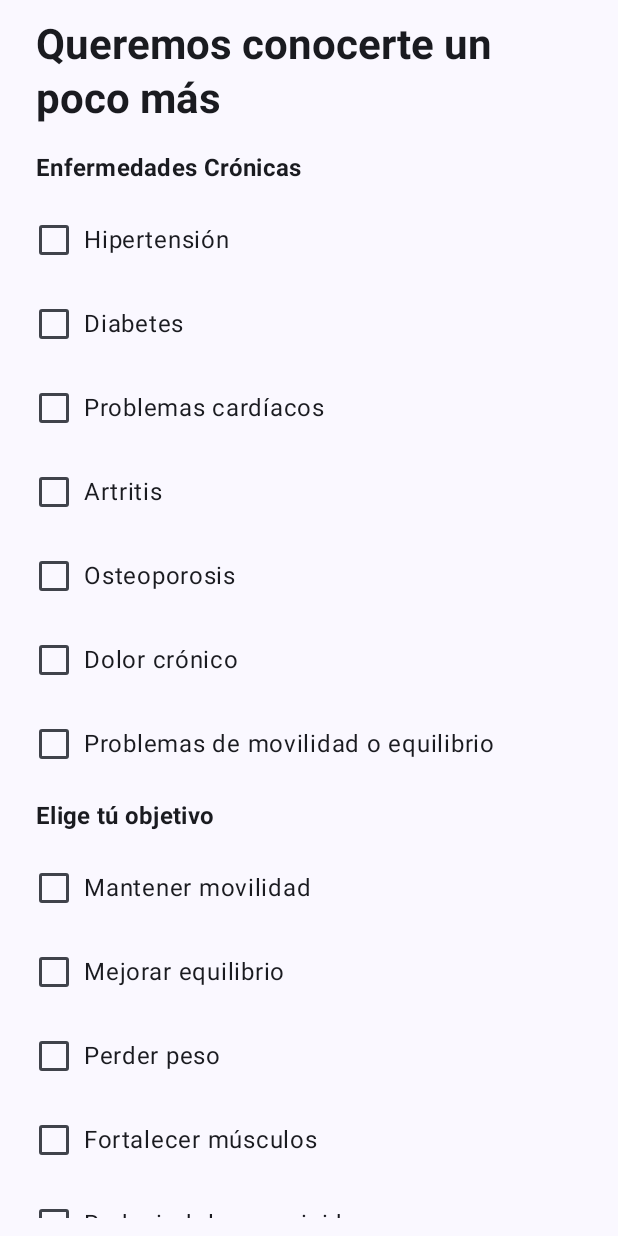
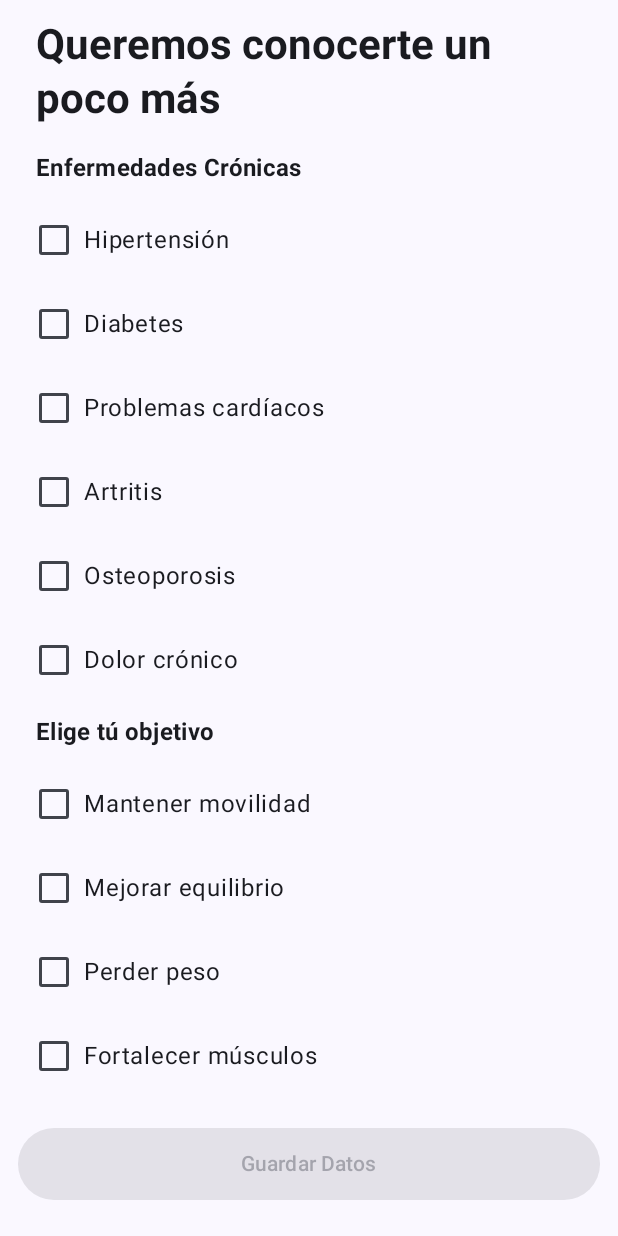
Before and after one commit to Xcaon/App_IA_Ejercicios_Mayores_Android, an Android app built with Jetpack Compose: the composable FormularioActivityCompose shown on its own in the app's theme, on a phone screen of 412 x 824 dp. Run offline under Robolectric (Android 15) with nearby library versions, the phone set to English and light mode, and no system bars; 6 statements that could not run were skipped.

Commit message:
Hemos trabajado la robustez de la app, controlando que el formulario este siempre con datos y si chatGpt nos devuelve un Json invalido hemos puesto un mensaje de error y reintenta la operación tantas veces haga falta.

```diff
--- a/app/src/main/java/com/example/data/FormData.kt
+++ b/app/src/main/java/com/example/data/FormData.kt
@@ -3,7 +3,7 @@ package com.example.data
 import androidx.compose.runtime.mutableStateListOf
 import androidx.compose.runtime.snapshots.SnapshotStateList
 
-data class FormData (
+data class FormData(
     val chronicDiseases: SnapshotStateList<String> = mutableStateListOf(),
     val mobilityProblems: Boolean = false,
     val objectives: SnapshotStateList<String> = mutableStateListOf(),
@@ -13,4 +13,18 @@ data class FormData (
     val pasos: String = "1000",
     val distancia: String = "1000",
     val calories: String = "1000"
-)
+) {
+    fun tieneCamposVacio(): Boolean {
+        var valor = chronicDiseases.isEmpty()
+                || objectives.isEmpty()
+                || weight.isEmpty()
+                || age.isEmpty()
+//                || mobilityProblems == false
+//                || exercisedRecently == false
+//                || pasos.isEmpty()
+//                || distancia.isEmpty()
+//                || calories.isEmpty()
+
+        return valor
+    }
+}
--- a/app/src/main/java/com/example/tfgfernando/activities/FormScreen/FormularioActivity.kt
+++ b/app/src/main/java/com/example/tfgfernando/activities/FormScreen/FormularioActivity.kt
@@ -1,6 +1,8 @@
 package com.example.tfgfernando.activities.FormScreen
 
+import android.util.Log
 import androidx.compose.foundation.layout.Arrangement
+import androidx.compose.foundation.layout.Box
 import androidx.compose.foundation.layout.Column
 import androidx.compose.foundation.layout.Row
 import androidx.compose.foundation.layout.Spacer
@@ -33,7 +35,7 @@ import com.example.tfgfernando.activities.ExercisesScreen.ViewModelExercises
 import com.example.tfgfernando.navigation.RutasEnum
 
 @Composable
-fun FormularioActivityCompose(navController: NavController){
+fun FormularioActivityCompose(navController: NavController) {
     val viewModel: ViewModelExercises = hiltViewModel()
     val chronicDiseases = remember { mutableStateListOf<String>() }
     val mobilityProblems = remember { mutableStateOf(false) }
@@ -41,18 +43,18 @@ fun FormularioActivityCompose(navController: NavController){
     val exercisedRecently = remember { mutableStateOf(false) }
     val weight = remember { mutableStateOf("") }
     val age = remember { mutableStateOf("") }
-
+    val camposCompletos = remember { mutableStateOf(false) }
+    var formData: FormData = FormData()
     val scrollState = rememberScrollState()
 
-
-
+    Box(modifier = Modifier.fillMaxSize()) {
         Column(
             modifier = Modifier
-    .fillMaxSize()
-    .padding(horizontal = 24.dp, vertical = 12.dp)
+                .padding(start = 24.dp, end = 24.dp, bottom = 80.dp, top = 12.dp)
                 .verticalScroll(scrollState),
             verticalArrangement = Arrangement.spacedBy(16.dp)
         ) {
+
             Text(
                 text = "Queremos conocerte un poco más",
                 style = MaterialTheme.typography.headlineMedium,
@@ -95,25 +97,6 @@ fun FormularioActivityCompose(navController: NavController){
                 }
             }
 
-        // Problemas de movilidad
-        Row(
-            modifier = Modifier
-                .fillMaxWidth()
-                .toggleable(
-                    value = mobilityProblems.value,
-                    role = Role.Checkbox,
-                    onValueChange = { mobilityProblems.value = it }
-                )
-                .padding(vertical = 8.dp),
-            verticalAlignment = Alignment.CenterVertically
-        ) {
-            Checkbox(
-                checked = mobilityProblems.value,
-                onCheckedChange = null
-            )
-            Spacer(modifier = Modifier.width(8.dp))
-            Text(text = "Problemas de movilidad o equilibrio")
-        }
 
             // Objetivos
             Text(
@@ -123,8 +106,12 @@ fun FormularioActivityCompose(navController: NavController){
             )
 
             val objectivesList = listOf(
-            "Mantener movilidad", "Mejorar equilibrio", "Perder peso",
-            "Fortalecer músculos", "Reducir dolores o rigidez", "Actividad social (hacer ejercicio en grupo)"
+                "Mantener movilidad",
+                "Mejorar equilibrio",
+                "Perder peso",
+                "Fortalecer músculos",
+                "Reducir dolores o rigidez",
+                "Actividad social (hacer ejercicio en grupo)"
             )
 
             objectivesList.forEach { objective ->
@@ -158,6 +145,31 @@ fun FormularioActivityCompose(navController: NavController){
                 fontWeight = FontWeight.Bold
             )
 
+            Text(
+                "¿Tienes problemas de movilidad o equilibrio?",
+                style = MaterialTheme.typography.titleMedium,
+                fontWeight = FontWeight.Bold
+            )
+            // Problemas de movilidad
+            Row(
+                modifier = Modifier
+                    .fillMaxWidth()
+                    .toggleable(
+                        value = mobilityProblems.value,
+                        role = Role.Checkbox,
+                        onValueChange = { mobilityProblems.value = it }
+                    )
+                    .padding(vertical = 8.dp),
+                verticalAlignment = Alignment.CenterVertically
+            ) {
+                Checkbox(
+                    checked = mobilityProblems.value,
+                    onCheckedChange = null
+                )
+                Spacer(modifier = Modifier.width(8.dp))
+                Text(text = "Problemas de movilidad o equilibrio")
+            }
+
             // Ejercicio reciente
             Row(
                 modifier = Modifier
@@ -179,7 +191,7 @@ fun FormularioActivityCompose(navController: NavController){
             }
 
             Text(
-            text = "Ajustamos la intensidad de los ejercicios en función de esto",
+                text = "Ajustamos la intensidad de los ejercicios en función de los parametros",
                 style = MaterialTheme.typography.bodySmall,
                 modifier = Modifier.padding(start = 32.dp)
             )
@@ -200,10 +212,7 @@ fun FormularioActivityCompose(navController: NavController){
                 modifier = Modifier.fillMaxWidth()
             )
 
-        // Botón de enviar
-        Button(
-            onClick = {
-                val formData = FormData(
+            formData = FormData(
                 chronicDiseases = chronicDiseases,
                 mobilityProblems = mobilityProblems.value,
                 objectives = objectives,
@@ -212,16 +221,34 @@ fun FormularioActivityCompose(navController: NavController){
                 age = age.value
             )
 
+            Log.d("datos", "Tiene los datos vacios: " + formData.tieneCamposVacio().toString())
+            // Si los campos no estan vacios, activamos el boton
+            if (!formData.tieneCamposVacio()) {
+                camposCompletos.value = true
+            } else {
+                camposCompletos.value = false
+            }
+        }
+
+
+            Button(
+                enabled = camposCompletos.value,
+                onClick = {
+                    // Si nos devuelve toodo false entonces es que esta toodo correcto
+                    if (!formData.tieneCamposVacio()) {
                         viewModel.setPersonalizadoFormData(formData)
                         navController.navigate(RutasEnum.EXERCISES.nombre)
-
-
+                    }
                 },
                 modifier = Modifier
                     .fillMaxWidth()
-                .padding(vertical = 24.dp).height(48.dp)
+                    .padding(horizontal = 12.dp, vertical = 24.dp)
+                    .height(48.dp).align(Alignment.BottomCenter)
             ) {
                 Text("Guardar Datos")
             }
+
     }
-}
+    // Botón de enviar
+
+} // Fin de formulario
```
Also changed, not shown: app/src/main/java/com/example/tfgfernando/activities/ExercisesScreen/ExercisesComposable.kt (+12 -4 lines), app/src/main/java/com/example/tfgfernando/activities/ExercisesScreen/ViewModelExercises.kt (+9 -3 lines). Lines whose indentation alone changed are shown as unchanged.
